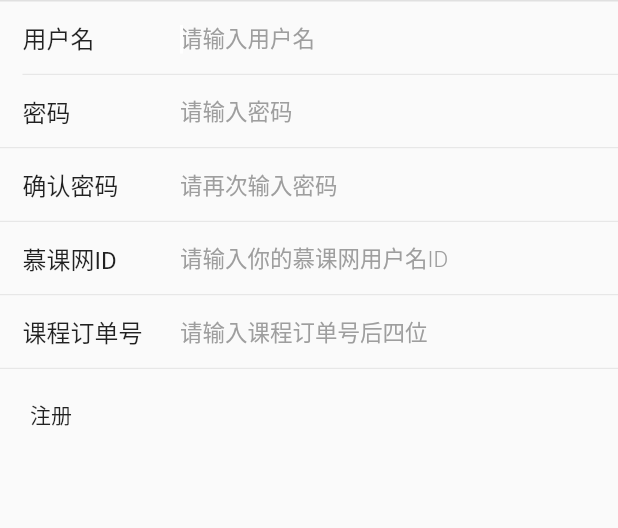
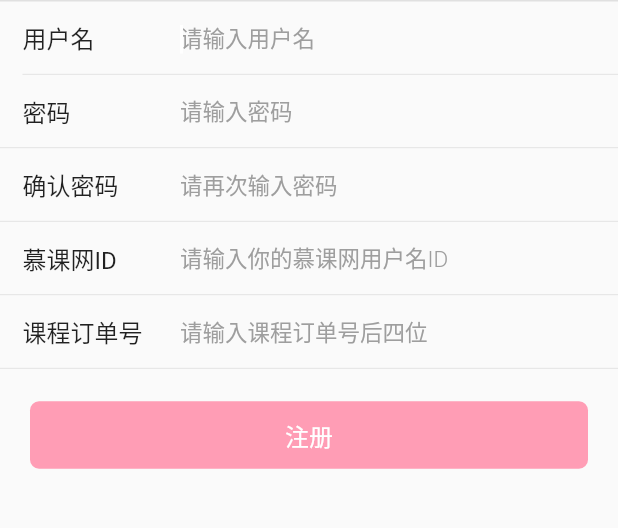
Before and after one commit to ColdBlooded-Fan/FlutterDemo, a Flutter app: the screen it shows after launch, on a phone screen of 412 x 824 dp, the part 234-762 px from its top. Run offline on Flutter 3.47's test engine with Material 2 defaults, Android fonts, the phone set to English and light mode, and no system bars; our stand-ins replace dio, fluttertoast, shared_preferences.

Commit message:
登录页面实现和接口调试 引入Toast三方库

```diff
--- a/flutter_bilibili/lib/main.dart
+++ b/flutter_bilibili/lib/main.dart
@@ -4,6 +4,7 @@ import 'package:flutter_bilibili/http/core/hi_error.dart';
 import 'package:flutter_bilibili/http/core/hi_net.dart';
 import 'package:flutter_bilibili/http/dao/login_dao.dart';
 import 'package:flutter_bilibili/http/request/TestRequest.dart';
+import 'package:flutter_bilibili/page/login_page.dart';
 import 'package:flutter_bilibili/page/registration_page.dart';
 import 'package:flutter_bilibili/util/color.dart';
 
@@ -15,11 +16,13 @@ class MyApp extends StatelessWidget {
   // This widget is the root of your application.
   @override
   Widget build(BuildContext context) {
+    HiCache.preInit();
     return MaterialApp(
       title: 'Flutter Demo',
       theme: ThemeData(
         primarySwatch: white,
       ),
+      // home: LoginPage(),
       home: Registration(),
     );
   }
@@ -50,7 +53,7 @@ class _MyHomePageState extends State<MyHomePage> {
   void initState() {
     // TODO: implement initState
     super.initState();
-    HiCache.preInit();
+
   }
 
   void _incrementCounter() async {
--- a/flutter_bilibili/lib/page/registration_page.dart
+++ b/flutter_bilibili/lib/page/registration_page.dart
@@ -2,7 +2,9 @@ import 'package:flutter/material.dart';
 import 'package:flutter_bilibili/http/core/hi_error.dart';
 import 'package:flutter_bilibili/http/dao/login_dao.dart';
 import 'package:flutter_bilibili/util/string_util.dart';
+import 'package:flutter_bilibili/util/toast.dart';
 import 'package:flutter_bilibili/widget/appbar.dart';
+import 'package:flutter_bilibili/widget/login_button.dart';
 import 'package:flutter_bilibili/widget/login_effect.dart';
 import 'package:flutter_bilibili/widget/login_input.dart';
 
@@ -82,15 +84,14 @@ class _RegistrationState extends State<Registration> {
               "请输入你的慕课网用户名ID",
               lineStrenth: true,
               obscureText: true,
+              keboardType: TextInputType.number,
               onchanged: (text) {
                 print(">>" + text);
                 imoocId = text;
                 checkInput();
               },
               foucChanged: (focus) {
-                this.setState(() {
-                  protect = focus;
-                });
+
               },
             ),
             LoginInput(
@@ -108,7 +109,11 @@ class _RegistrationState extends State<Registration> {
             ),
             Padding(
               padding: EdgeInsets.only(top: 20, left: 20, right: 20),
-              child: _loginButton(),
+              child: LoginButton(
+                title: '注册',
+                enable: loginEnable,
+                onPressed: checkParams,
+              ),
             )
           ],
         ),
@@ -148,16 +153,20 @@ class _RegistrationState extends State<Registration> {
   void send() async {
     try {
       var result =
-      await LoginDao.register(userName, passWord, imoocId, orderId);
+          await LoginDao.register(userName, passWord, imoocId, orderId);
       if (result['code'] == 0) {
         print('注册成功');
+        showToast('注册成功');
         if (widget.onJumpToLogin != null) {
           widget.onJumpToLogin();
         }
       } else {
-        print(result['msg']);
+        print('11' + result['msg']);
+        showWarnToast(result['msg']);
       }
-    } on NeedAuth catch (e) {}
+    } on NeedAuth catch (e) {
+      showWarnToast(e.message);
+    }
   }
 
   void checkParams() {
--- a/flutter_bilibili/lib/util/color.dart
+++ b/flutter_bilibili/lib/util/color.dart
@@ -1,8 +1,11 @@
 import 'package:flutter/material.dart';
 
 //主色调
+///主色调
 const MaterialColor primary = const MaterialColor(
-    0xfffb7299, const <int, Color>{50: const Color(0xfff9db5)});
+  0xfffb7299,
+  const <int, Color>{50: const Color(0xffff9db5)},
+);
 
 
 //白色
--- /dev/null
+++ b/flutter_bilibili/lib/widget/login_button.dart
@@ -0,0 +1,26 @@
+import 'package:flutter/material.dart';
+import 'package:flutter_bilibili/util/color.dart';
+
+class LoginButton extends StatelessWidget {
+  final String title;
+  final bool enable;
+  final VoidCallback onPressed;
+
+  const LoginButton({Key key, this.title, this.enable, this.onPressed})
+      : super(key: key);
+
+  @override
+  Widget build(BuildContext context) {
+    return FractionallySizedBox(
+      widthFactor: 1,
+      child: MaterialButton(
+        shape: RoundedRectangleBorder(borderRadius: BorderRadius.circular(6)),
+        height: 45,
+        onPressed: enable ? onPressed : null,
+        disabledColor: primary[50],
+        color: primary,
+        child: Text(title, style: TextStyle(color: Colors.white, fontSize: 16)),
+      ),
+    );
+  }
+}
--- a/flutter_bilibili/pubspec.yaml
+++ b/flutter_bilibili/pubspec.yaml
@@ -30,6 +30,7 @@ dependencies:
   cupertino_icons: ^1.0.2
   dio: ^3.0.10
   shared_preferences: ^2.0.6
+  fluttertoast: ^8.0.7
 dev_dependencies:
   flutter_test:
     sdk: flutter
```
Also changed, not shown: flutter_bilibili/lib/page/login_page.dart (added, +95 -0 lines), flutter_bilibili/lib/util/toast.dart (added, +20 -0 lines), flutter_bilibili/pubspec.lock.
